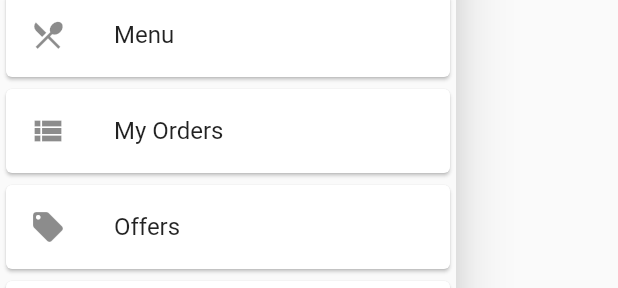
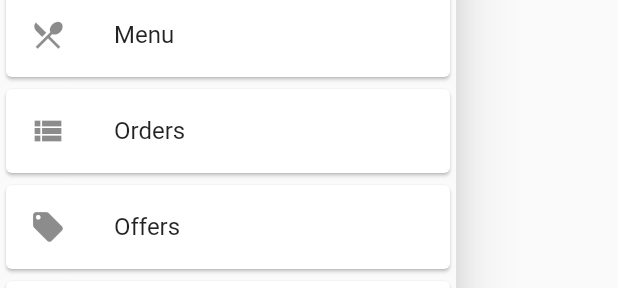
Before and after one commit to musabagab/Delicious-Food-ordering-app, a Flutter app: the AppDrawer widget shown alone on an empty page, opened directly, on a phone screen of 412 x 824 dp. Shown: the part 238-526 px from the top of the screen. Run offline on Flutter 3.47's test engine with Material 2 defaults, Android fonts, the phone set to English and light mode, and no system bars; our stand-ins replace cloud_firestore, firebase_auth, flutter_custom_clippers, get_it, rflutter_alert; accounts and stored records are empty; network calls fail.

Commit message:
changed the text

```diff
--- a/lib/ui/widgets/home/app_drawer.dart
+++ b/lib/ui/widgets/home/app_drawer.dart
@@ -21,7 +21,7 @@ class AppDrawer extends StatelessWidget {
           Card(
             child: ListTile(
               leading: Icon(Icons.view_list),
-              title: Text('My Orders'),
+              title: Text('Orders'),
             ),
           ),
           Card(
```
